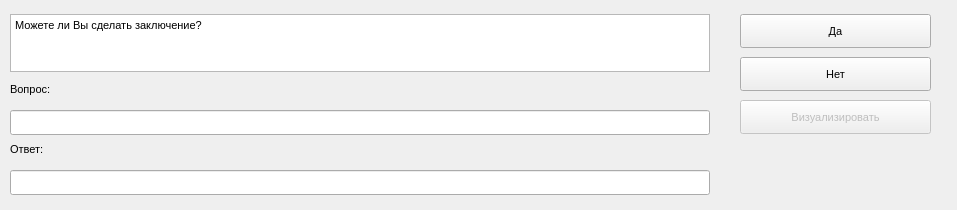
Above: src/plugins/KMPZ/forms/diagnostics/can_make_conclusion_form.ui from Hedgehog7/Diploma before the change. Below: the same form after it.
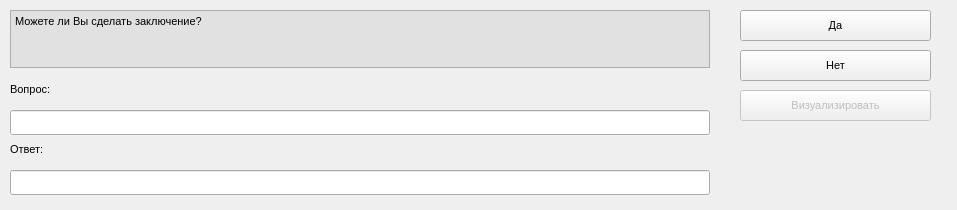
That is the form after the change.

Diff of the .ui file:
```diff
--- a/src/plugins/KMPZ/forms/diagnostics/can_make_conclusion_form.ui
+++ b/src/plugins/KMPZ/forms/diagnostics/can_make_conclusion_form.ui
@@ -29,7 +29,7 @@
    <property name="geometry">
     <rect>
      <x>10</x>
-     <y>14</y>
+     <y>10</y>
      <width>700</width>
      <height>58</height>
     </rect>
@@ -40,6 +40,12 @@
      <height>78</height>
     </size>
    </property>
+   <property name="autoFillBackground">
+    <bool>false</bool>
+   </property>
+   <property name="styleSheet">
+    <string notr="true">background-color: rgb(225, 225, 225)</string>
+   </property>
    <property name="readOnly">
     <bool>true</bool>
    </property>
@@ -136,9 +142,9 @@
    <property name="geometry">
     <rect>
      <x>740</x>
-     <y>14</y>
+     <y>10</y>
      <width>191</width>
-     <height>34</height>
+     <height>31</height>
     </rect>
    </property>
    <property name="text">
@@ -149,9 +155,9 @@
    <property name="geometry">
     <rect>
      <x>740</x>
-     <y>57</y>
+     <y>50</y>
      <width>191</width>
-     <height>34</height>
+     <height>31</height>
     </rect>
    </property>
    <property name="text">
@@ -165,9 +171,9 @@
    <property name="geometry">
     <rect>
      <x>740</x>
-     <y>100</y>
+     <y>90</y>
      <width>191</width>
-     <height>34</height>
+     <height>31</height>
     </rect>
    </property>
    <property name="text">
```
